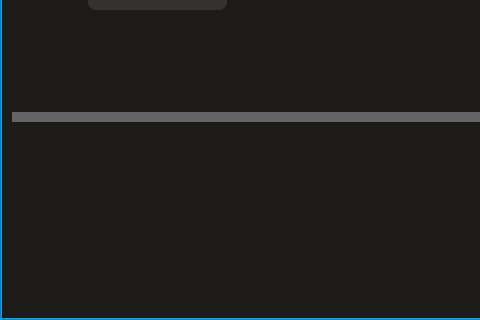
The window that assets/ui/home_v3.ui (cis3296f22/prj-04-hangmanai) describes before a commit, drawn with Qt 5; both pictures show x 0 to 480 and y 330 to 650 of the 600 by 650 pixel window.
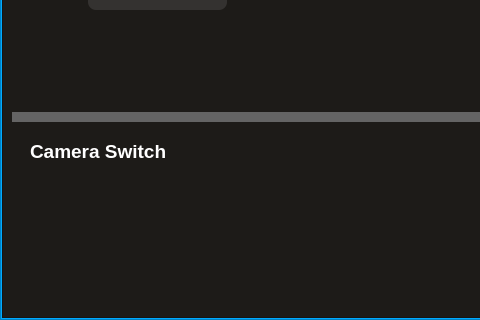
The same window after the commit. Icons and pictures are not drawn.

Commit message: Camera Switching. Button toggle UI

```diff
--- a/assets/ui/home_v3.ui
+++ b/assets/ui/home_v3.ui
@@ -791,7 +791,7 @@
            </property>
            <layout class="QHBoxLayout" name="horizontalLayout">
             <item>
-             <widget class="QFrame" name="cameraSwitchView">
+             <widget class="QFrame" name="frame">
               <property name="styleSheet">
                <string notr="true">border: none</string>
               </property>
@@ -801,6 +801,49 @@
               <property name="frameShadow">
                <enum>QFrame::Raised</enum>
               </property>
+              <layout class="QVBoxLayout" name="verticalLayout">
+               <item>
+                <widget class="QLabel" name="label">
+                 <property name="sizePolicy">
+                  <sizepolicy hsizetype="Preferred" vsizetype="Minimum">
+                   <horstretch>0</horstretch>
+                   <verstretch>0</verstretch>
+                  </sizepolicy>
+                 </property>
+                 <property name="font">
+                  <font>
+                   <pointsize>14</pointsize>
+                   <bold>true</bold>
+                  </font>
+                 </property>
+                 <property name="styleSheet">
+                  <string notr="true">color: white;</string>
+                 </property>
+                 <property name="text">
+                  <string>Camera Switch</string>
+                 </property>
+                </widget>
+               </item>
+               <item>
+                <widget class="QFrame" name="cameraSwitchView">
+                 <property name="sizePolicy">
+                  <sizepolicy hsizetype="Preferred" vsizetype="MinimumExpanding">
+                   <horstretch>0</horstretch>
+                   <verstretch>0</verstretch>
+                  </sizepolicy>
+                 </property>
+                 <property name="styleSheet">
+                  <string notr="true">border: none</string>
+                 </property>
+                 <property name="frameShape">
+                  <enum>QFrame::StyledPanel</enum>
+                 </property>
+                 <property name="frameShadow">
+                  <enum>QFrame::Raised</enum>
+                 </property>
+                </widget>
+               </item>
+              </layout>
              </widget>
             </item>
             <item>
```
The commit also changes 3 other files.
